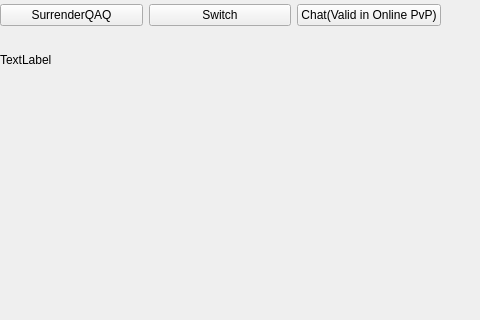
Qt form NoGo-Task1-2.0/mainwindow.ui (SakuraMarble/Team9_Final) before a commit; both pictures show x 0 to 480 and y 0 to 320 of the 800 by 600 pixel window.
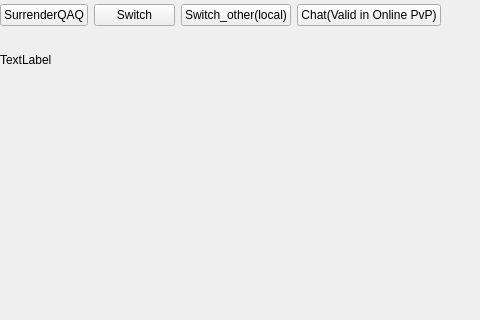
The same form after that commit.

Commit message:
localPVP可以改变另一方的AI托管
这样后期不怕手速不够了

```diff
--- a/NoGo-Task1-2.0/mainwindow.ui
+++ b/NoGo-Task1-2.0/mainwindow.ui
@@ -89,6 +89,13 @@
        </property>
       </widget>
      </item>
+     <item>
+      <widget class="QPushButton" name="OtherAI">
+       <property name="text">
+        <string>Switch_other(local)</string>
+       </property>
+      </widget>
+     </item>
      <item>
       <widget class="QPushButton" name="Chat">
        <property name="text">
```
The commit also changes 2 other files.
